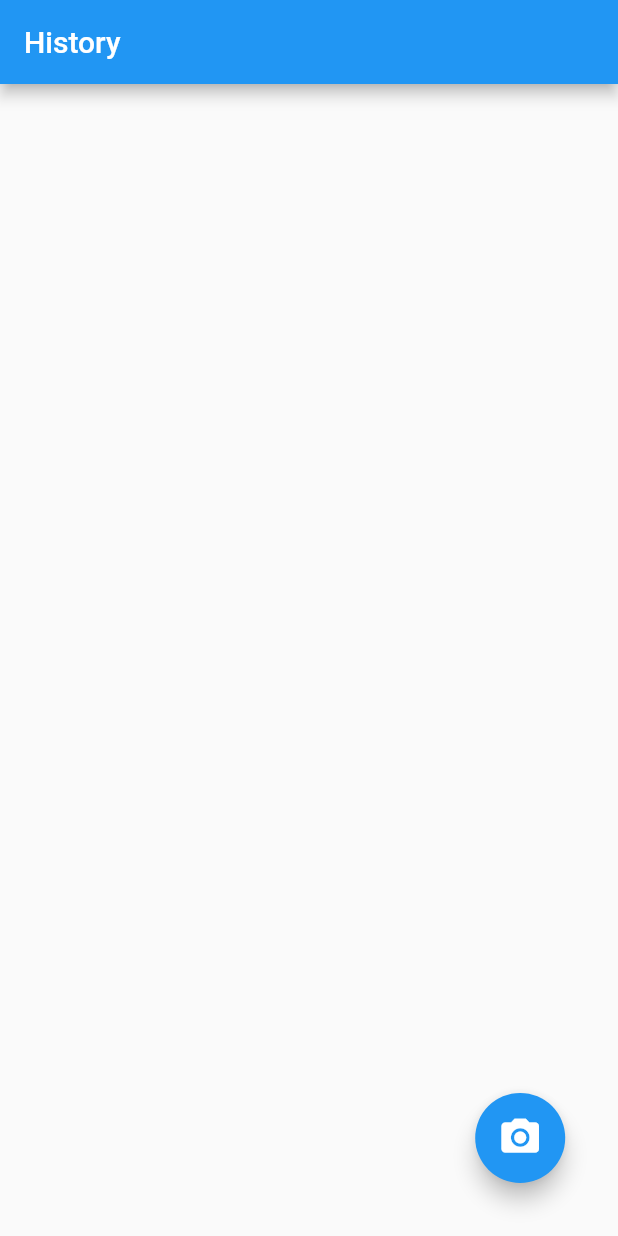
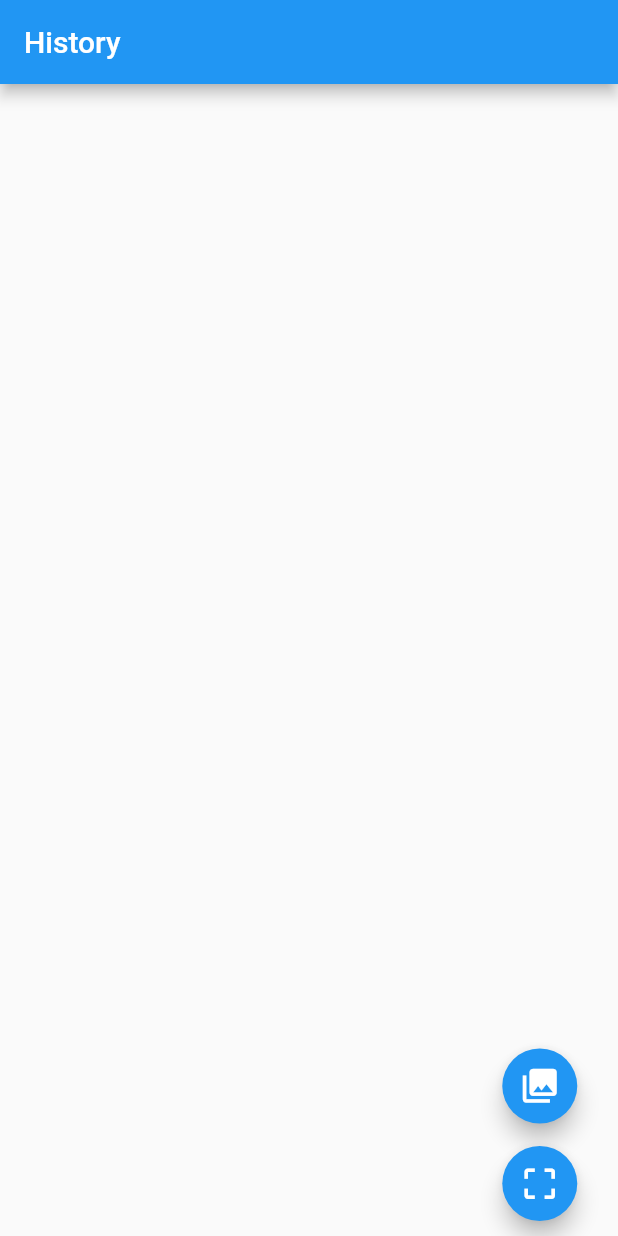
Before and after one commit to sunnymodi21/screengrabtext, a Flutter app: the screen it shows after launch, on a phone screen of 412 x 824 dp. Run offline on Flutter 3.47's test engine with Material 2 defaults, Android fonts, the phone set to English and light mode, and no system bars; our stand-ins replace flutter_local_notifications, image_picker, share, sqflite; missing offline and left inert: firebase_ml_vision; accounts and stored records are empty.

Commit message:
image picker from gallery

```diff
--- a/lib/detection_button.dart
+++ b/lib/detection_button.dart
@@ -2,6 +2,7 @@ import 'package:flutter/material.dart';
 import 'package:screengrabtext/screen_shot.dart';
 import 'package:screengrabtext/screen_text_provider.dart';
 import 'package:screengrabtext/notification_provider.dart';
+import 'package:screengrabtext/image_pick_button.dart';
 
 class DetectionButton extends StatelessWidget {
   final ScreenShot screenshot = new ScreenShot();
@@ -20,19 +21,28 @@ class DetectionButton extends StatelessWidget {
   @override
   Widget build(BuildContext context) {
     screenshot.screenShotHandler(context, _onScreenShot);
-    return new Container(
-        width: 60.0,
-        height: 60.0,
+    return new Column(
+      mainAxisAlignment: MainAxisAlignment.end,
+      mainAxisSize: MainAxisSize.max,
+      children: <Widget>[
+        new ImagePickerButton(),
+        new Container(
+          width: 50.0,
+          height: 50.0,
+          margin: new EdgeInsets.only(bottom: 10.0),
           child: new FloatingActionButton(
+            heroTag: "detectionbutton",
             backgroundColor: Colors.blue,
             tooltip: 'Detect text',
             onPressed: () => _startScreenShot(),
             shape: new CircleBorder(),
             child: Icon(
-            Icons.camera_alt,
+              Icons.crop_free,
               color: Colors.white,
-            size: 30,
+              size: 27,
             ),
-        ));
+          )),
+      ]
+    );
   }
 }
--- a/lib/history_screen.dart
+++ b/lib/history_screen.dart
@@ -9,7 +9,7 @@ class HistoryScreen extends StatelessWidget {
   @override
   Widget build(BuildContext context) {
     return new Stack(
-      alignment: const Alignment(0.8, 0.9),
+      alignment: const Alignment(0.85, 0.9),
       children: <Widget>[
       FutureBuilder<List<ScreenText>>(
         future: screenTextDb.getAllScreenText(),
--- a/lib/image_pick_button.dart
+++ b/lib/image_pick_button.dart
@@ -4,15 +4,15 @@ import 'package:image_picker/image_picker.dart';
 import 'package:screengrabtext/detection_screen.dart';
 import 'package:screengrabtext/screen_text_provider.dart';
 
-class MyHomePage extends StatefulWidget {
+class ImagePickerButton extends StatefulWidget {
   @override
-  _MyHomePageState createState() => new _MyHomePageState();
+  _ImagePickerButtonState createState() => new _ImagePickerButtonState();
 }
 
-class _MyHomePageState extends State<MyHomePage> {
+class _ImagePickerButtonState extends State<ImagePickerButton> {
 
   Future getImage() async {
-    File image = await ImagePicker.pickImage(source: ImageSource.camera);
+    File image = await ImagePicker.pickImage(source: ImageSource.gallery);
     ScreenText screenText = new ScreenText();
     screenText.imagepath = image.path;
     Navigator.push(
@@ -28,12 +28,21 @@ class _MyHomePageState extends State<MyHomePage> {
 
   @override
   Widget build(BuildContext context) {
-    return new Container(
+    return Container(
+          width: 50.0,
+          height: 50.0,
+          margin: new EdgeInsets.only(bottom: 15.0),
           child: new FloatingActionButton(
+            heroTag: "imagepickbutton",
+            backgroundColor: Colors.blue,
             onPressed: getImage,
             tooltip: 'Pick Image',
-        child: new Icon(Icons.add_a_photo),
+            shape: new CircleBorder(),
+            child: Icon(
+              Icons.photo_library,
+              color: Colors.white,
+              size: 27,
             ),
-    );
+        ));
   }
 }
```
Also changed, not shown: lib/notification_provider.dart (+4 -4 lines), lib/screen_text_row_widget.dart (+3 -4 lines), 1 other file. Lines whose indentation alone changed are shown as unchanged.
